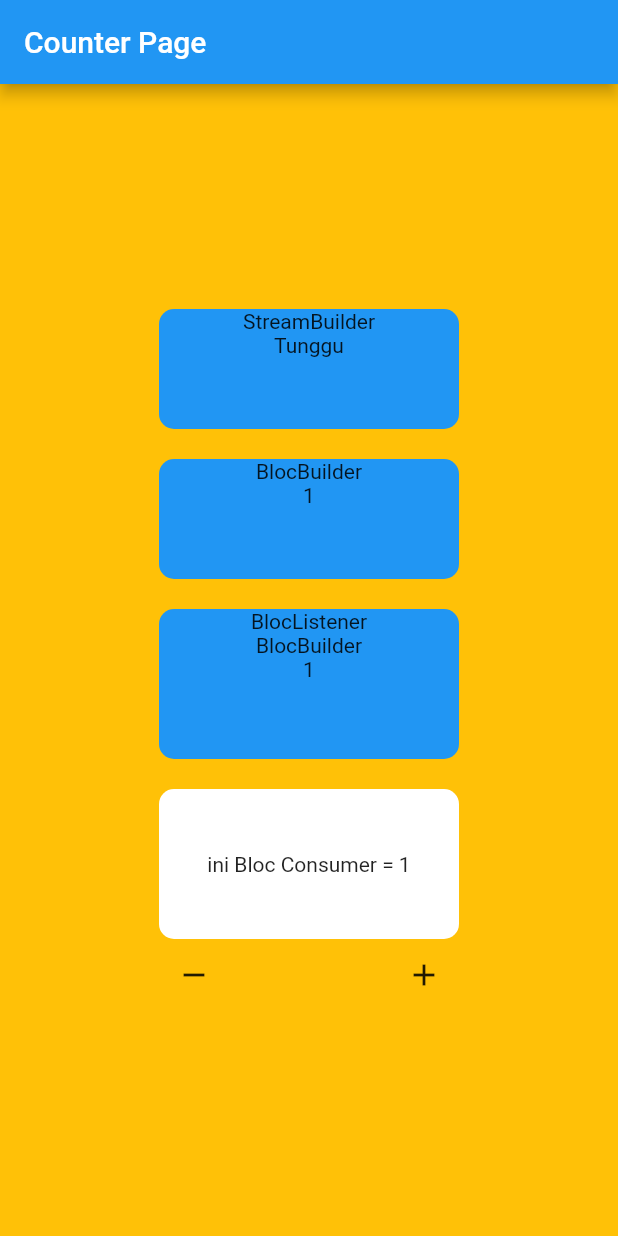
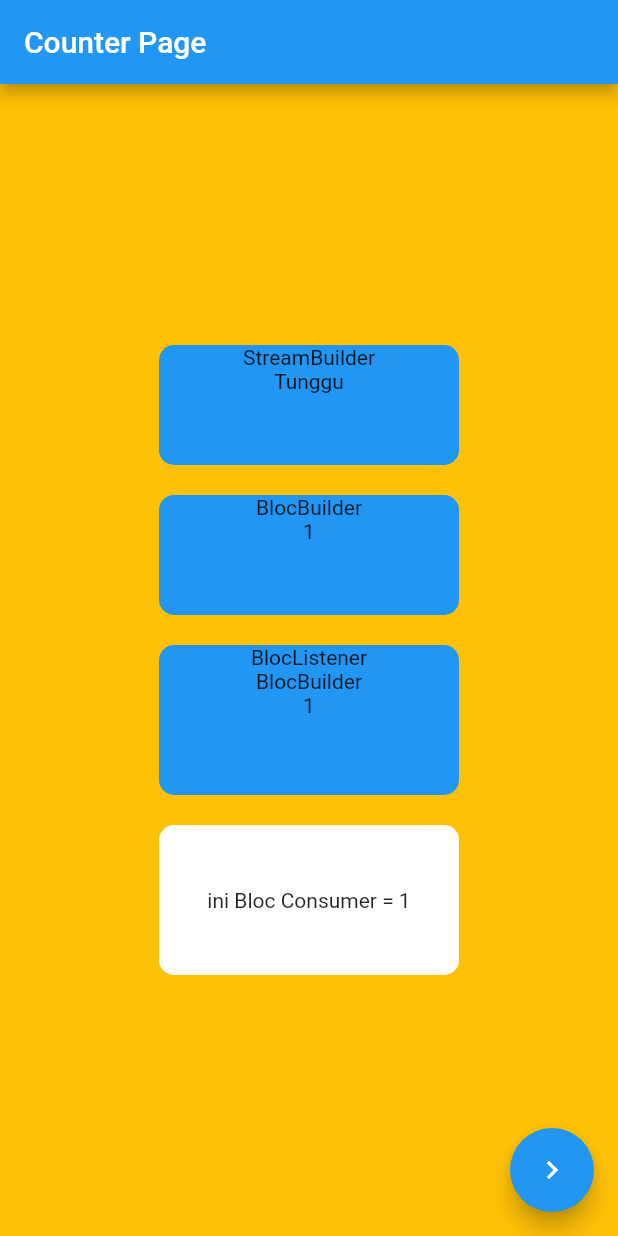
Before and after one commit to veeery/flutter-bloc, a Flutter app: the screen it shows after launch, on a phone screen of 412 x 824 dp. Run offline on Flutter 3.47's test engine with Material 2 defaults, Android fonts, the light colour scheme and no system bars; our stand-ins replace bloc, flutter_bloc.

Commit message:
Finish Example Route

```diff
--- /dev/null
+++ b/lib/example/pages/app_routes.dart
@@ -0,0 +1,19 @@
+import 'package:flutter_veeery_bloc/example/pages/example_pages/counter_page.dart';
+import 'package:flutter_veeery_bloc/example/pages/example_pages/counter_page_2.dart';
+import 'package:flutter_veeery_bloc/example/pages/example_pages/counter_page_3.dart';
+
+class AppPages {
+  static const String counter = "/counter";
+  static const String counter2 = "/counter2";
+  static const String counter3 = "/counter3";
+}
+
+class AppRoutes {
+  static final routes = {
+
+    AppPages.counter : (context) => CounterPage(),
+    AppPages.counter2 : (context) => CounterPage2(),
+    AppPages.counter3 : (context) => CounterPage3()
+
+  };
+}
--- a/lib/example/pages/counter_page.dart
+++ b/lib/example/pages/example_pages/counter_page.dart
@@ -1,6 +1,7 @@
 import 'package:flutter/material.dart';
 import 'package:flutter_bloc/flutter_bloc.dart';
-import '../blocks/counter.dart';
+import 'package:flutter_veeery_bloc/example/blocks/counter.dart';
+import 'package:flutter_veeery_bloc/example/pages/app_routes.dart';
 
 class CounterPage extends StatelessWidget {
 
@@ -8,11 +9,16 @@ class CounterPage extends StatelessWidget {
 
   @override
   Widget build(BuildContext context) {
-    print('test');
     return Scaffold(
       backgroundColor: Colors.amber,
       appBar: AppBar(
         title: Text("Counter Page"),
+      ),
+      floatingActionButton: FloatingActionButton(
+        child: const Icon(Icons.keyboard_arrow_right),
+        onPressed: () {
+          Navigator.pushNamed(context, AppPages.counter2);
+        },
       ),
       body: Center(
         child: SingleChildScrollView(
@@ -25,22 +31,8 @@ class CounterPage extends StatelessWidget {
               buildBlocListener(),
               const SizedBox(height: 20),
               buildBlocConsumer(),
-              Row(
-                mainAxisAlignment: MainAxisAlignment.spaceEvenly,
-                children: [
-                  IconButton(
-                      onPressed: () {
-                        bloc.decrease();
-                      },
-                      icon: const Icon(Icons.remove)),
-                  IconButton(
-                      onPressed: () {
-                        // bloc.inputController.add('add');
-                        bloc.increment();
-                      },
-                      icon: const Icon(Icons.add)),
-                ],
-              )
+
+
             ],
           ),
         ),
--- a/lib/main.dart
+++ b/lib/main.dart
@@ -1,6 +1,6 @@
 import 'package:flutter/material.dart';
-import 'example/pages/counter_page.dart';
-
+import 'package:flutter_veeery_bloc/example/pages/app_routes.dart';
+import 'package:flutter_veeery_bloc/example/pages/example_pages/counter_page.dart';
 
 void main() {
   runApp(const MyApp());
@@ -17,6 +17,7 @@ class MyApp extends StatelessWidget {
       theme: ThemeData(
         primarySwatch: Colors.blue,
       ),
+      routes: AppRoutes.routes,
       home: CounterPage(),
     );
   }
--- a/pubspec.yaml
+++ b/pubspec.yaml
@@ -34,7 +34,7 @@ dependencies:
 
   bloc: ^8.1.0
   flutter_bloc: ^8.1.1
-
+  dio: ^4.0.6
 
   # The following adds the Cupertino Icons font to your application.
   # Use with the CupertinoIcons class for iOS style icons.
```
Also changed, not shown: lib/example/pages/example_pages/counter_page_2.dart (added, +30 -0 lines), lib/example/pages/example_pages/counter_page_3.dart (added, +27 -0 lines), lib/example/pages/example_pages/counter_page_4.dart (added, +18 -0 lines), pubspec.lock.
